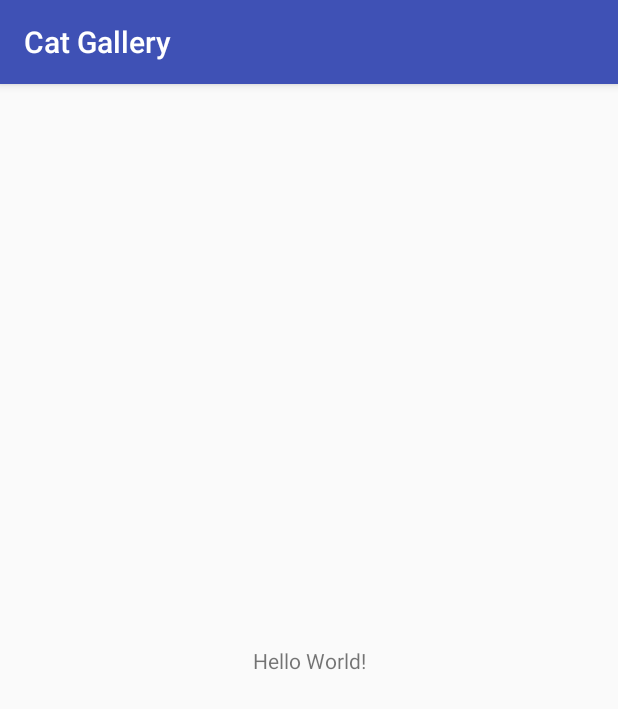
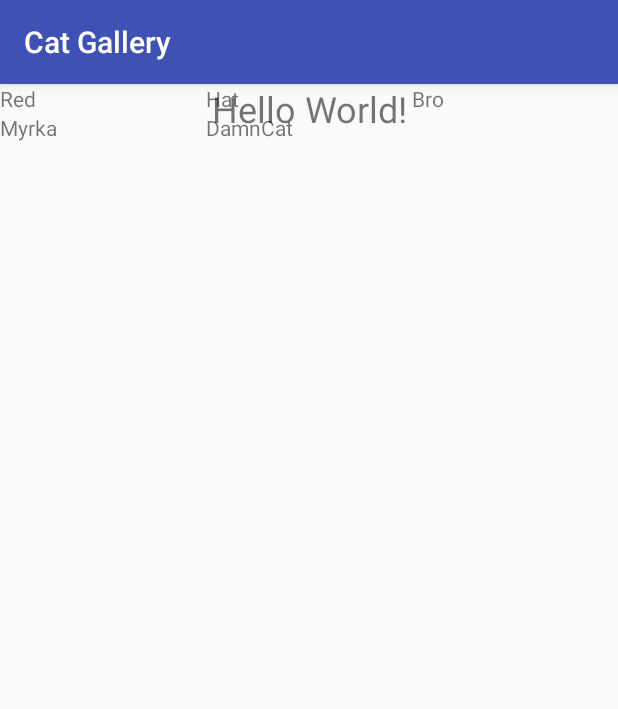
Before and after one commit to Znakas/CatGallery, an Android app: the screen it shows after launch (MainActivity), on a phone screen of 412 x 824 dp. Shown: the top 709 px of the screen. Run offline under Robolectric (Android 15) with nearby library versions, the phone set to English and light mode, and no system bars; our stand-ins replace data binding.

Commit message:
terminal commit

```diff
--- /dev/null
+++ b/app/src/main/java/com/znakas/catgallery/DataAdapter.java
@@ -0,0 +1,40 @@
+package com.znakas.catgallery;
+
+import android.content.Context;
+import android.support.annotation.LayoutRes;
+import android.support.annotation.NonNull;
+import android.support.annotation.Nullable;
+import android.view.View;
+import android.view.ViewGroup;
+import android.widget.ArrayAdapter;
+import android.widget.TextView;
+
+/**
+ * Created by andriy on 5/16/17.
+ */
+
+public class DataAdapter extends ArrayAdapter<String> {
+
+    private static final String[] mContacts = { "Red", "Hat", "Bro", "Myrka", "DamnCat"};
+    Context mContext;
+
+    public DataAdapter(@NonNull Context context, @LayoutRes int textViewRecourseid) {
+        super(context, textViewRecourseid, mContacts);
+        this.mContext = context;
+    }
+
+    @NonNull
+    @Override
+    public View getView(int position, @Nullable View convertView, @NonNull ViewGroup parent) {
+        TextView label = (TextView) convertView;
+        if (convertView == null){
+            convertView = new TextView(mContext);
+            label = (TextView) convertView;
+        }
+        label.setText(mContacts[position]);
+        return convertView;
+    }
+    public String getItem(int position){
+        return mContacts[position];
+    }
+}
--- /dev/null
+++ b/app/src/main/java/com/znakas/catgallery/Grid.java
@@ -0,0 +1,8 @@
+package com.znakas.catgallery;
+
+/**
+ * Created by andriy on 5/16/17.
+ */
+
+public class Grid {
+}
--- a/app/src/main/java/com/znakas/catgallery/MainActivity.java
+++ b/app/src/main/java/com/znakas/catgallery/MainActivity.java
@@ -1,14 +1,34 @@
 package com.znakas.catgallery;
 
+import android.databinding.DataBindingUtil;
 import android.os.Bundle;
 import android.support.v7.app.AppCompatActivity;
+import android.view.View;
+import android.widget.AdapterView;
+import android.widget.TextView;
 
-public class MainActivity extends AppCompatActivity {
+import com.znakas.catgallery.databinding.ActivityMainBinding;
+
+public class MainActivity extends AppCompatActivity implements AdapterView.OnItemClickListener {
+
+    private TextView mSelectedText;
+    private DataAdapter mAdapter;
 
     @Override
     protected void onCreate(Bundle savedInstanceState) {
         super.onCreate(savedInstanceState);
-        setContentView(R.layout.activity_main);
+//        setContentView(R.layout.activity_main);
+        ActivityMainBinding binding = DataBindingUtil.setContentView(this, R.layout.activity_main);
+        this.mSelectedText = binding.mSelectedText;
+        mAdapter = new DataAdapter(this, android.R.layout.simple_list_item_1);
+        binding.myGridView.setAdapter(mAdapter);
+
+
+
+    }
+
+    @Override
+    public void onItemClick(AdapterView<?> parent, View view, int position, long id) {
 
     }
 }
--- a/app/src/main/res/layout/activity_main.xml
+++ b/app/src/main/res/layout/activity_main.xml
@@ -1,24 +1,31 @@
 <?xml version="1.0" encoding="utf-8"?>
+<layout xmlns:android="http://schemas.android.com/apk/res/android">
+    <data>
+        <variable name="user" type="com.znakas.catgallery.Grid"/>
+    </data>
 <android.support.constraint.ConstraintLayout xmlns:android="http://schemas.android.com/apk/res/android"
-    xmlns:app="http://schemas.android.com/apk/res-auto"
     xmlns:tools="http://schemas.android.com/tools"
     android:layout_width="match_parent"
     android:layout_height="match_parent"
     tools:context="com.znakas.catgallery.MainActivity">
 
     <TextView
-        android:layout_width="wrap_content"
+        android:id="@+id/mSelectedText"
+        android:layout_width="match_parent"
         android:layout_height="wrap_content"
-        android:text="Hello World!"
-        app:layout_constraintBottom_toBottomOf="parent"
-        app:layout_constraintLeft_toLeftOf="parent"
-        app:layout_constraintRight_toRightOf="parent"
-        app:layout_constraintTop_toTopOf="parent" />
+        android:textAlignment="center"
+        android:textSize="24sp"
+        android:text="Hello World!"/>
+    <GridView
+        android:id="@+id/my_grid_view"
+        android:layout_width="match_parent"
+        android:layout_height="match_parent"
+        tools:layout_editor_absoluteY="8dp"
+        tools:layout_editor_absoluteX="8dp"
+        android:numColumns="3"
+        android:gravity="center"
+        android:columnWidth="40dp"/>
 
-    <GridView
-        android:layout_width="138dp"
-        android:layout_height="495dp"
-        tools:layout_editor_absoluteY="8dp"
-        tools:layout_editor_absoluteX="8dp" />
 
 </android.support.constraint.ConstraintLayout>
+</layout>
```
